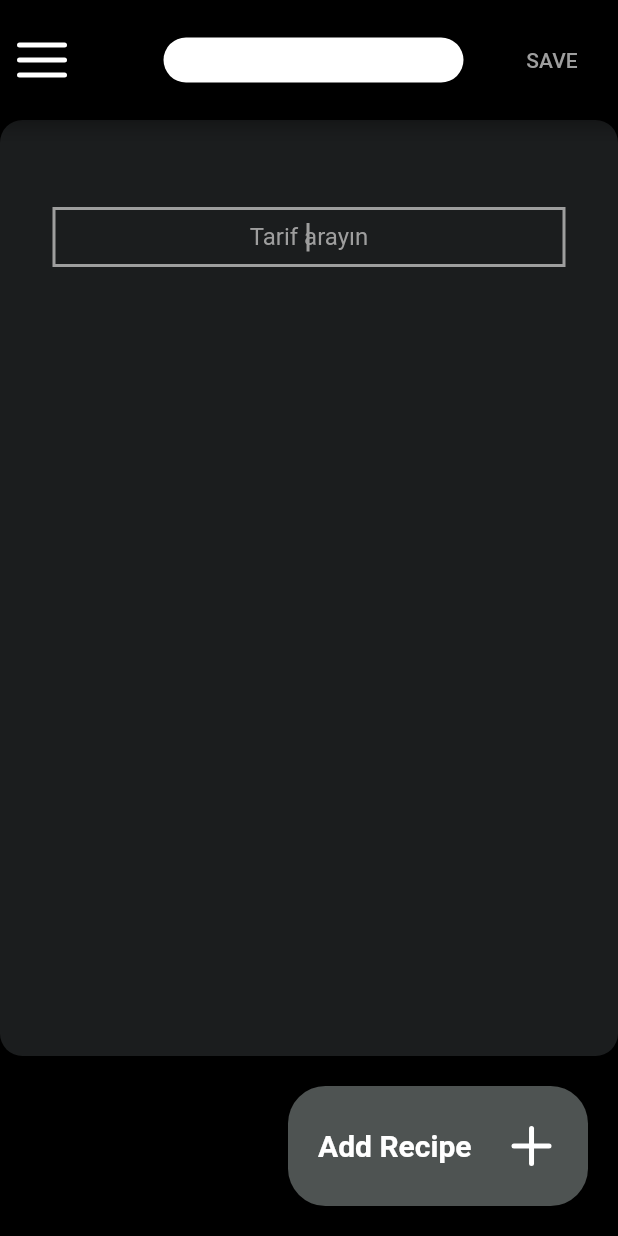
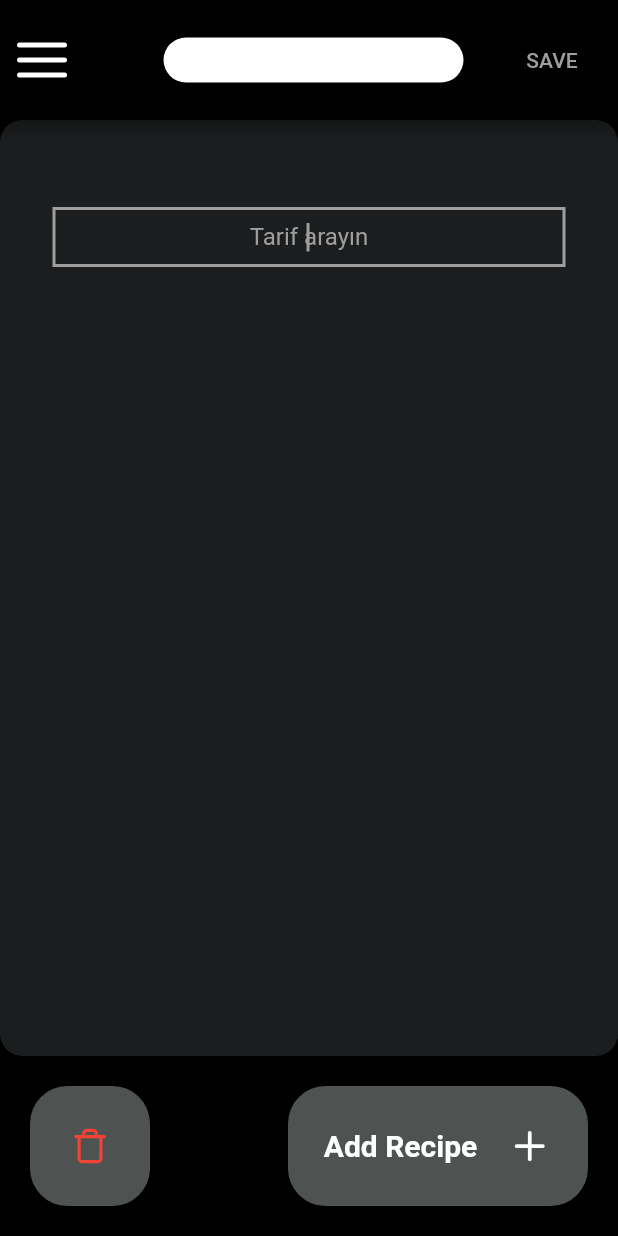
Before and after one commit to engineerturph/diethelper, a Flutter app: the MealScreen screen opened by its route, on a phone screen of 412 x 824 dp. Run offline on Flutter 3.47's test engine with Material 2 defaults, Android fonts, the phone set to English and light mode, and no system bars; our stand-ins replace flutter_feather_icons.

Commit message:
goodbye friend

```diff
--- a/lib/Screens/add_recipe_screen.dart
+++ b/lib/Screens/add_recipe_screen.dart
@@ -40,8 +40,7 @@ class _AddRecipeScreenState extends State<AddRecipeScreen> {
                     style: kMiddleTextStyle,
                   ),
                 ),
-                Expanded(
-                  child: Padding(
+                Padding(
                   padding: const EdgeInsets.symmetric(
                     vertical: 10.0,
                     horizontal: 20.0,
@@ -116,7 +115,6 @@ class _AddRecipeScreenState extends State<AddRecipeScreen> {
                     ],
                   ),
                 ),
-                ),
               ],
             ),
           ),
--- /dev/null
+++ b/lib/Widgets/meal screen widgets/add_recipe_button.dart
@@ -0,0 +1,68 @@
+import 'package:diethelper/Screens/delete_recipe_screen.dart';
+import 'package:flutter/material.dart';
+import 'package:flutter_feather_icons/flutter_feather_icons.dart';
+
+import '../../Screens/add_recipe_screen.dart';
+import '../../constants.dart';
+
+class AddRecipeButton extends StatelessWidget {
+  AddRecipeButton({required this.addButton}) {
+    if (addButton == true) {
+      width = 200.0;
+      addRecipeText = Padding(
+        padding: EdgeInsets.only(left: 0.0, right: 20.0),
+        child: Text(
+          'Add Recipe',
+          style: kMiddleTextStyle,
+        ),
+      );
+      innerIcon = Icon(
+        FeatherIcons.plus,
+        color: Colors.white,
+        size: 30.0,
+      );
+      onClickFunc = (context) {
+        Navigator.push(context,
+            MaterialPageRoute(builder: (context) => AddRecipeScreen()));
+      };
+    } else {
+      width = 80.0;
+      addRecipeText = null;
+      innerIcon = Icon(FeatherIcons.trash, color: Colors.red, size: 25.0);
+      onClickFunc = (context) {
+        Navigator.push(context,
+            MaterialPageRoute(builder: (context) => DeleteRecipeScreen()));
+      };
+    }
+  }
+  Widget? addRecipeText;
+  bool addButton;
+  double? width;
+  Icon? innerIcon;
+  Function(dynamic)? onClickFunc;
+  @override
+  Widget build(BuildContext context) {
+    return Container(
+      margin: EdgeInsets.all(20.0),
+      decoration: BoxDecoration(
+        color: kSecondaryColor,
+        borderRadius: BorderRadius.circular(25.0),
+      ),
+      width: width,
+      height: 80.0,
+      child: TextButton(
+        style: kButtonStyle,
+        onPressed: () {
+          onClickFunc!(context);
+        },
+        child: Row(
+          mainAxisAlignment: MainAxisAlignment.center,
+          children: [
+            addRecipeText ?? SizedBox(),
+            innerIcon ?? SizedBox(),
+          ],
+        ),
+      ),
+    );
+  }
+}
--- a/lib/Widgets/meal screen widgets/meal_body_widget.dart
+++ b/lib/Widgets/meal screen widgets/meal_body_widget.dart
@@ -1,6 +1,7 @@
 import 'package:diethelper/Screens/add_recipe_screen.dart';
 import 'package:diethelper/constants.dart';
 import '../../Data/food.dart';
+import 'add_recipe_button.dart';
 import 'recipe_box.dart';
 import 'package:flutter/material.dart';
 import 'package:flutter_feather_icons/flutter_feather_icons.dart';
@@ -89,38 +90,17 @@ class _MealBodyWidgetState extends State<MealBodyWidget> {
             ),
           ),
         ),
-        Container(
-          margin: EdgeInsets.all(20.0),
-          decoration: BoxDecoration(
-            color: kSecondaryColor,
-            borderRadius: BorderRadius.circular(25.0),
-          ),
-          width: 200.0,
-          height: 80.0,
-          child: TextButton(
-            style: kButtonStyle,
-            onPressed: () {
-              Navigator.push(context,
-                  MaterialPageRoute(builder: (context) => AddRecipeScreen()));
-            },
-            child: Row(
-              children: [
-                Padding(
-                  padding: EdgeInsets.only(left: 20.0, right: 20.0),
-                  child: Text(
-                    'Add Recipe',
-                    style: kMiddleTextStyle,
-                  ),
-                ),
-                Icon(
-                  FeatherIcons.plus,
-                  color: Colors.white,
-                  size: 40.0,
-                ),
-              ],
+        Row(
+          mainAxisAlignment: MainAxisAlignment.spaceBetween,
+          children: [
+            AddRecipeButton(
+              addButton: false,
             ),
-          ),
-        )
+            AddRecipeButton(
+              addButton: true,
+            ),
+          ],
+        ),
       ],
     );
   }
```
Also changed, not shown: lib/Data/foods_list.dart (+27 -0 lines), lib/Screens/delete_recipe_screen.dart (added, +43 -0 lines), lib/Widgets/delete recipe screnn widgets/delete_recipe_box.dart (added, +60 -0 lines), 1 other file. Lines whose indentation alone changed are shown as unchanged.
